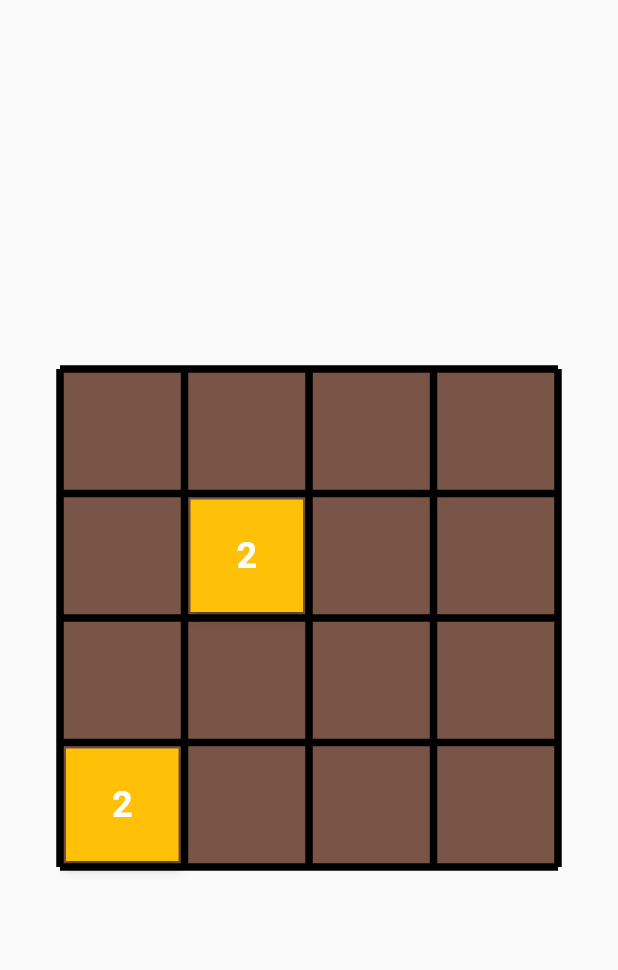
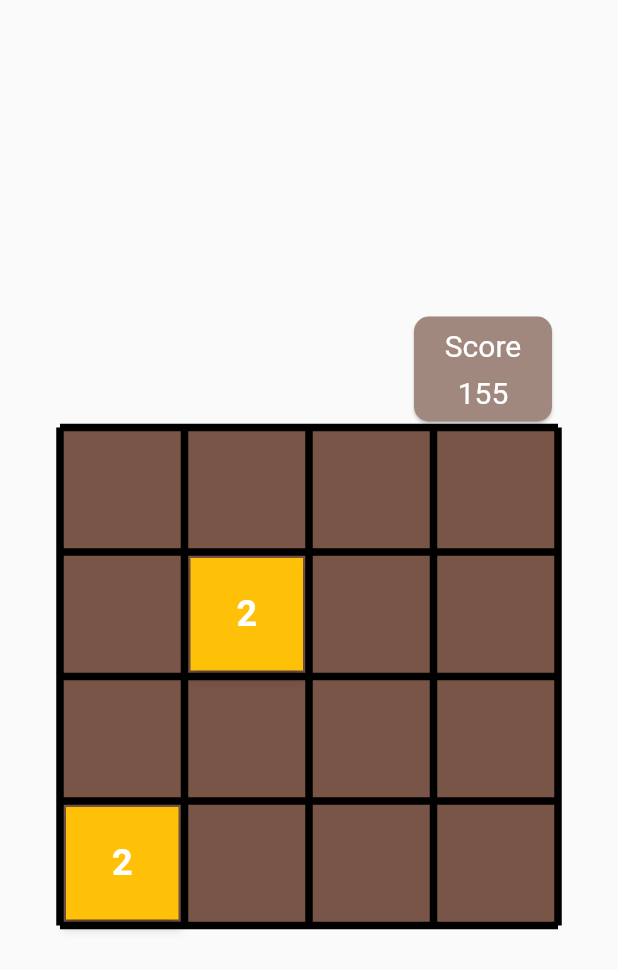
Before and after one commit to suryaa62/two_zero_four_eight, a Flutter app: the screen it shows after launch, on a phone screen of 412 x 824 dp. Shown: the top 970 px of the screen. Run offline on Flutter 3.47's test engine with Material 2 defaults, Android fonts, the light colour scheme and no system bars.

Commit message:
Added : score card

```diff
--- a/lib/main.dart
+++ b/lib/main.dart
@@ -1,6 +1,7 @@
 import 'package:flutter/material.dart';
 import 'package:two_zero_four_eight/core/game_state_notifier.dart';
 import 'package:two_zero_four_eight/ui/components/grid.dart';
+import 'package:two_zero_four_eight/ui/components/score_card.dart';
 import 'package:two_zero_four_eight/ui/components/tile.dart';
 import 'package:two_zero_four_eight/ui/views/board_view.dart';
 import 'package:provider/provider.dart';
@@ -18,15 +19,6 @@
     return MaterialApp(
       title: 'Flutter Demo',
       theme: ThemeData(
-        // This is the theme of your application.
-        //
-        // Try running your application with "flutter run". You'll see the
-        // application has a blue toolbar. Then, without quitting the app, try
-        // changing the primarySwatch below to Colors.green and then invoke
-        // "hot reload" (press "r" in the console where you ran "flutter run",
-        // or simply save your changes to "hot reload" in a Flutter IDE).
-        // Notice that the counter didn't reset back to zero; the application
-        // is not restarted.
         primarySwatch: Colors.blue,
       ),
       home: ChangeNotifierProvider<GameStateNotifier>(
@@ -36,8 +28,15 @@
               child: Consumer<GameStateNotifier>(
             builder: (context, value, child) => Padding(
               padding: const EdgeInsets.all(40),
-              child: BoardView(
-                gameState: value,
+              child: Column(
+                mainAxisAlignment: MainAxisAlignment.center,
+                crossAxisAlignment: CrossAxisAlignment.end,
+                children: [
+                  ScoreCard(score: 155),
+                  BoardView(
+                    gameState: value,
+                  ),
+                ],
               ),
             ),
           )),
--- /dev/null
+++ b/lib/ui/components/score_card.dart
@@ -0,0 +1,36 @@
+import 'package:flutter/material.dart';
+
+class ScoreCard extends StatelessWidget {
+  const ScoreCard({Key? key, required this.score}) : super(key: key);
+  final int score;
+
+  @override
+  Widget build(BuildContext context) {
+    return Container(
+      width: 100,
+      child: Card(
+        shape: RoundedRectangleBorder(
+            borderRadius: BorderRadius.all(Radius.circular(10))),
+        color: Colors.brown[300],
+        child: Column(
+          children: [
+            Padding(
+              padding:
+                  const EdgeInsets.only(left: 8, right: 8, top: 8, bottom: 4),
+              child: Text(
+                "Score",
+                style: TextStyle(fontSize: 20, color: Colors.white),
+              ),
+            ),
+            Padding(
+              padding:
+                  const EdgeInsets.only(left: 8, right: 8, top: 4, bottom: 8),
+              child: Text("$score",
+                  style: TextStyle(fontSize: 20, color: Colors.white)),
+            )
+          ],
+        ),
+      ),
+    );
+  }
+}
```
Also changed, not shown: pubspec.lock, 1 other file.
